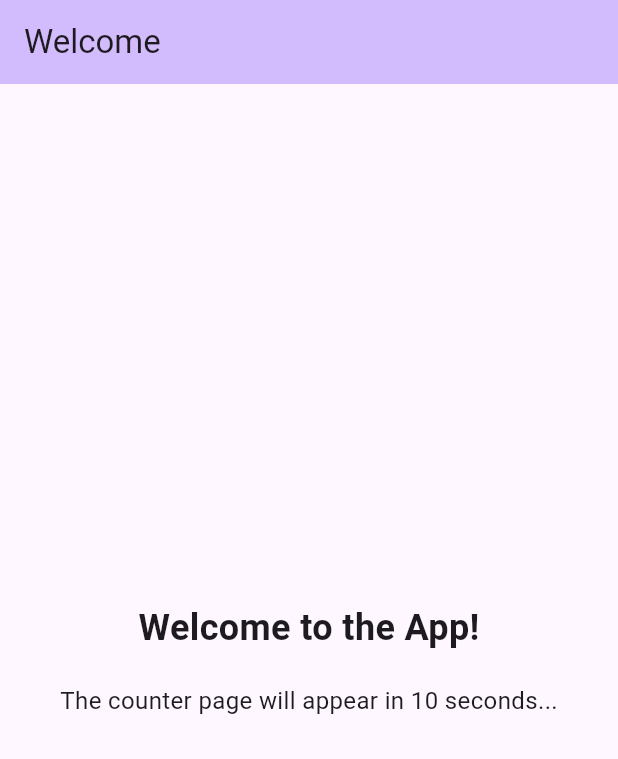
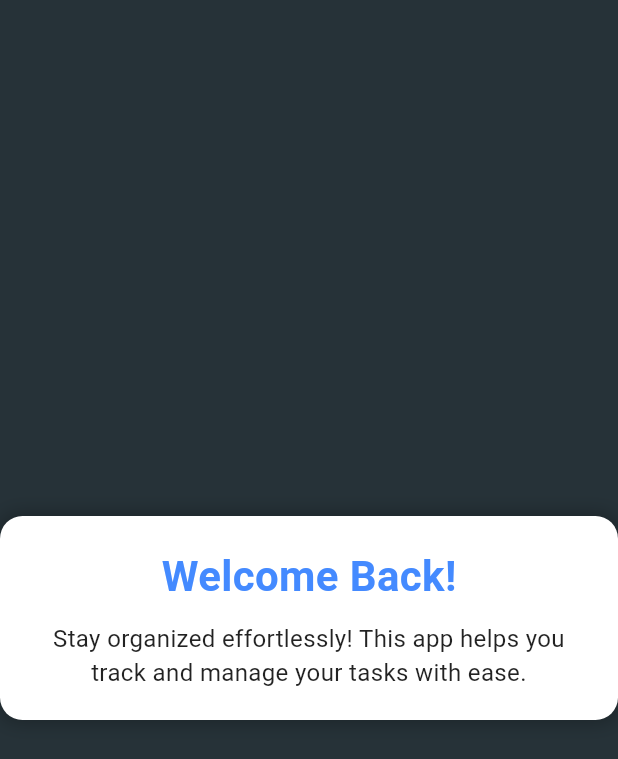
Before and after one commit to abeelgetahun/To-Do-app-wz-Flutter-, a Flutter app: the screen it shows after launch, on a phone screen of 412 x 824 dp. Shown: the top 759 px of the screen. Run offline on Flutter 3.47's test engine with Material 3 defaults, Android fonts, the phone set to English and light mode, and no system bars; our stand-ins replace shared_preferences.

```diff
--- a/lib/main.dart
+++ b/lib/main.dart
@@ -1,5 +1,5 @@
 import 'package:flutter/material.dart';
-import 'screens/counter.dart'; // Import the counter.dart file
+import 'screens/OpenCounter_Screen.dart'; // Import the OpenCounter_Screen.dart file
 
 void main() {
   runApp(const MyApp());
@@ -43,25 +43,46 @@ class _WelcomePageState extends State<WelcomePage> {
 
   @override
   Widget build(BuildContext context) {
-    return Scaffold(
-      appBar: AppBar(
-        backgroundColor: Theme.of(context).colorScheme.inversePrimary,
-        title: const Text('Welcome'),
-      ),
-      body: const Center(
-        child: Column(
-          mainAxisAlignment: MainAxisAlignment.center,
-          children: <Widget>[
-            Text(
-              'Welcome to the App!',
-              style: TextStyle(fontSize: 24, fontWeight: FontWeight.bold),
+    return MaterialApp(
+      home: Scaffold(
+        backgroundColor: Colors.blueGrey[900],
+        body: Center(
+          child: Container(
+            padding: EdgeInsets.all(20),
+            decoration: BoxDecoration(
+              color: Colors.white,
+              borderRadius: BorderRadius.circular(15),
+              boxShadow: [
+                BoxShadow(
+                  color: Colors.black26,
+                  blurRadius: 10,
+                  spreadRadius: 2,
+                ),
+              ],
             ),
-            SizedBox(height: 20),
-            Text(
-              'The counter page will appear in 10 seconds...',
-              style: TextStyle(fontSize: 16),
+            child: Column(
+              mainAxisSize: MainAxisSize.min,
+              children: [
+                Text(
+                  "Welcome Back!",
+                  style: TextStyle(
+                    fontSize: 28,
+                    fontWeight: FontWeight.bold,
+                    color: Colors.blueAccent,
+                  ),
+                ),
+                SizedBox(height: 10),
+                Text(
+                  "Stay organized effortlessly! This app helps you track and manage your tasks with ease.",
+                  textAlign: TextAlign.center,
+                  style: TextStyle(
+                    fontSize: 16,
+                    color: Colors.black87,
+                  ),
+                ),
+              ],
             ),
-          ],
+          ),
         ),
       ),
     );
--- /dev/null
+++ b/lib/screens/test.dart
@@ -0,0 +1,69 @@
+import 'package:flutter/material.dart';
+import 'counter.dart'; // Import the counter.dart file
+
+void main() {
+  runApp(const MyApp());
+}
+
+class MyApp extends StatelessWidget {
+  const MyApp({super.key});
+
+  @override
+  Widget build(BuildContext context) {
+    return MaterialApp(
+      title: 'Welcome and Counter',
+      theme: ThemeData(
+        colorScheme: ColorScheme.fromSeed(seedColor: Colors.deepPurple),
+        useMaterial3: true,
+      ),
+      home: const WelcomePage(), // Start with the WelcomePage
+    );
+  }
+}
+
+class WelcomePage extends StatefulWidget {
+  const WelcomePage({super.key});
+
+  @override
+  State<WelcomePage> createState() => _WelcomePageState();
+}
+
+class _WelcomePageState extends State<WelcomePage> {
+  @override
+  void initState() {
+    super.initState();
+    // Navigate to the CounterPage after 10 seconds
+    Future.delayed(const Duration(seconds: 10), () {
+      Navigator.pushReplacement(
+        context,
+        MaterialPageRoute(builder: (context) => const CounterPage()),
+      );
+    });
+  }
+
+  @override
+  Widget build(BuildContext context) {
+    return Scaffold(
+      appBar: AppBar(
+        backgroundColor: Theme.of(context).colorScheme.inversePrimary,
+        title: const Text('Welcome'),
+      ),
+      body: const Center(
+        child: Column(
+          mainAxisAlignment: MainAxisAlignment.center,
+          children: <Widget>[
+            Text(
+              'Welcome to the App!',
+              style: TextStyle(fontSize: 24, fontWeight: FontWeight.bold),
+            ),
+            SizedBox(height: 20),
+            Text(
+              'The counter page will appear in 10 seconds...',
+              style: TextStyle(fontSize: 16),
+            ),
+          ],
+        ),
+      ),
+    );
+  }
+}
```
Also changed, not shown: lib/screens/OpenCounter_Screen.dart (renamed from lib/screens/counter.dart).
